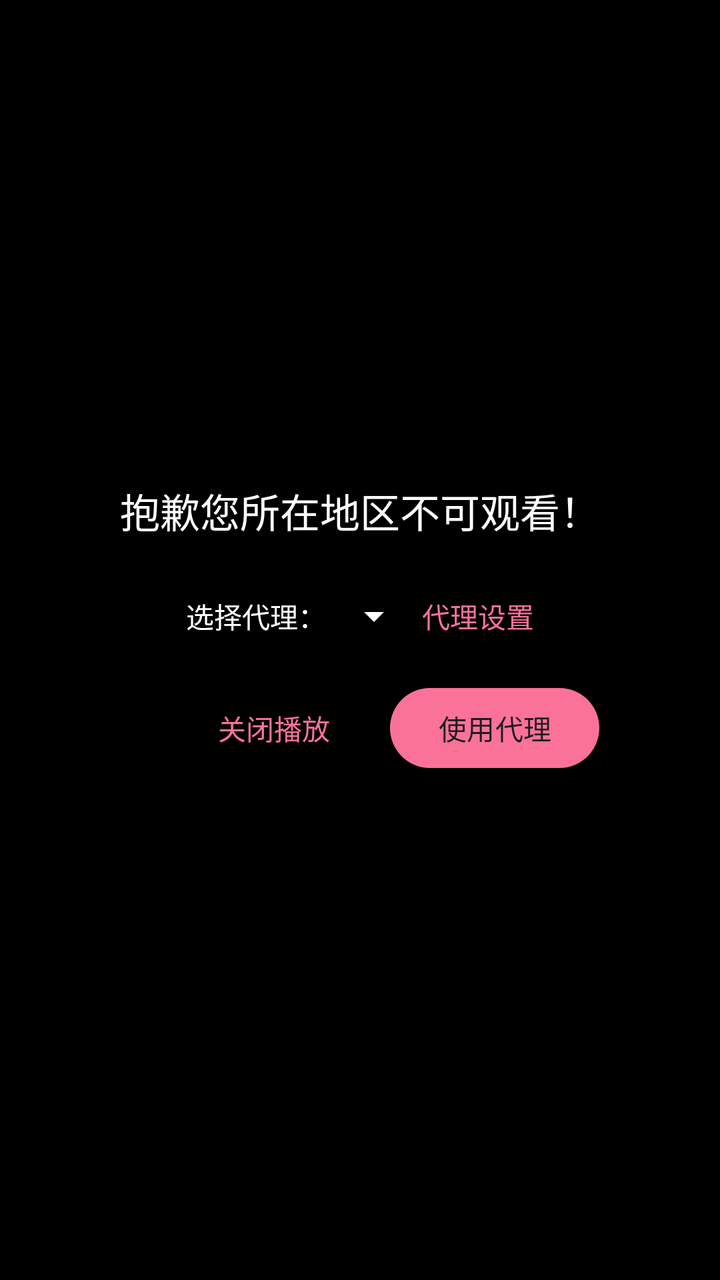
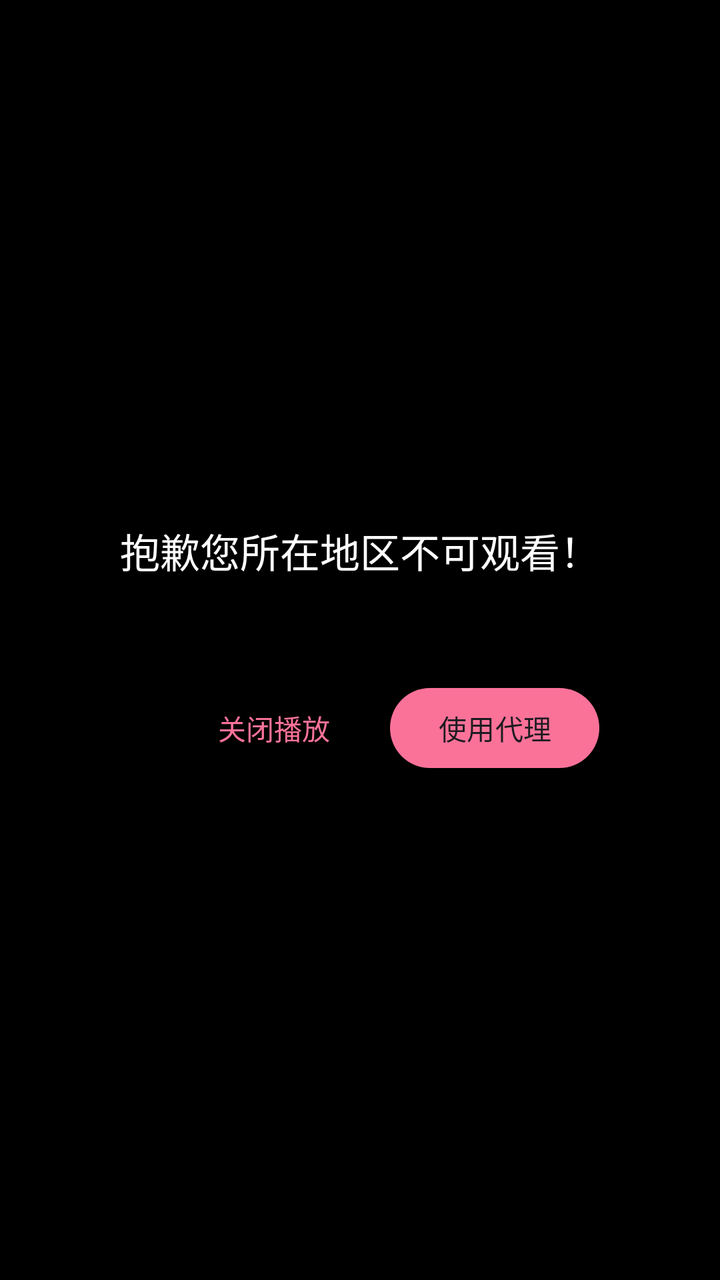

The first picture is an Android layout as it rendered before a commit; the second is the same layout after the commit. The layout source and the unified diff follow.
<!-- AndroidManifest.xml: application theme Theme.Bilimiao -->
<!-- res/layout/include_area_limit_box.xml -->
<?xml version="1.0" encoding="utf-8"?>
<RelativeLayout xmlns:android="http://schemas.android.com/apk/res/android"
    android:layout_width="match_parent"
    android:layout_height="match_parent"
    android:background="@color/black"
    android:id="@+id/area_limit_layout">

    <View
        android:layout_width="30dp"
        android:layout_height="0dp"
        android:id="@+id/center"
        android:layout_centerInParent="true"/>

    <TextView
        android:id="@+id/area_limit_text"
        android:layout_width="match_parent"
        android:layout_height="wrap_content"
        android:gravity="center"
        android:text="抱歉您所在地区不可观看！"
        android:textColor="@color/white"
        android:textSize="20sp"
        android:layout_above="@id/center"
        android:layout_marginBottom="50dp"/>

    <LinearLayout
        android:id="@+id/proxy_layout"
        android:layout_width="wrap_content"
        android:layout_height="wrap_content"
        android:layout_above="@id/center"
        android:layout_centerInParent="true"
        android:gravity="center"
        android:orientation="horizontal">

        <TextView
            android:layout_width="wrap_content"
            android:layout_height="wrap_content"
            android:gravity="center"
            android:text="选择代理："
            android:textColor="@color/white" />

        <Spinner
            android:id="@+id/proxy_spinner"
            android:layout_width="wrap_content"
            android:layout_height="wrap_content"
            android:backgroundTint="@color/white"
            />

        <TextView
            android:id="@+id/proxy_set_btn"
            android:layout_width="wrap_content"
            android:layout_height="match_parent"
            android:gravity="center"
            android:textColor="?colorAccent"
            android:text="代理设置"
            android:background="?selectableItemBackgroundBorderless"/>

    </LinearLayout>

    <Button
        android:id="@+id/area_limit_ok_btn"
        android:layout_width="wrap_content"
        android:layout_height="wrap_content"
        android:layout_below="@id/center"
        android:layout_toEndOf="@id/center"
        android:layout_marginTop="20dp"
        android:textColor="?colorOnSurface"
        android:text="使用代理"/>

    <TextView
        android:id="@+id/area_limit_close_btn"
        android:layout_width="wrap_content"
        android:layout_height="wrap_content"
        android:layout_alignTop="@id/area_limit_ok_btn"
        android:layout_alignBottom="@id/area_limit_ok_btn"
        android:layout_toStartOf="@id/center"
        android:textColor="?colorAccent"
        android:text="关闭播放"
        android:gravity="center"
        android:background="?selectableItemBackgroundBorderless"/>

</RelativeLayout>
<!-- resources referenced by this layout -->
<resources>
  <color name="black">#FF000000</color>
  <color name="white">#FFFFFFFF</color>
  <style name="Theme.Bilimiao" parent="Theme.Material3.DayNight.NoActionBar">
          <item name="themeName">@string/app_name</item>
          <item name="isLightTheme">@bool/light_theme</item>
          
          <item name="colorPrimary">@color/theme_color_primary</item>
          <item name="colorPrimaryVariant">@color/theme_color_primary_dark</item>
          <item name="colorOnPrimary">@color/theme_color_primary_trans</item>
          
          <item name="colorSecondary">@color/theme_color_secondary</item>
          <item name="colorSecondaryVariant">@color/theme_color_secondary</item>
          <item name="colorSecondaryContainer">@color/m3_secondary_container_color</item>
          <item name="colorOnSecondary">@color/black</item>
          
          <item name="android:statusBarColor" tools:targetApi="m">@android:color/transparent</item>
          <item name="android:windowLightStatusBar" tools:targetApi="m">true</item>
          
          <item name="windowActionBar">false</item>
          <item name="windowNoTitle">true</item>
          <item name="android:windowTranslucentStatus">true</item>
          <item name="android:windowTranslucentNavigation">true</item>
  
          <item name="blockBackground">@color/blockBackgroundColor</item>
          <item name="foregroundColor">@color/foregroundColor</item>
          <item name="lineColor">@color/lineColor</item>
          <item name="defaultBackgroundColor">@color/windowBackgroundColor</item>
  
          <item name="android:windowBackground">@drawable/splash_default</item>
  
          <item name="navigationViewStyle">@style/Widget.Bilimaio.Material3.NavigationView</item>
      </style>
  <string name="app_name">bilimiao</string>
  <color name="theme_color_primary">#fb7299</color>
  <color name="theme_color_primary_dark">#b85671</color>
  <color name="theme_color_primary_trans">#99f0486c</color>
  <color name="theme_color_secondary">#fb7299</color>
  <color name="blockBackgroundColor">#ffffff</color>
  <color name="foregroundColor">#000000</color>
  <color name="lineColor">#e6e6e6</color>
  <color name="windowBackgroundColor">#f2f2f2</color>
  <!-- drawable splash_default (drawable) -->
  <?xml version="1.0" encoding="utf-8"?>
  <layer-list xmlns:android="http://schemas.android.com/apk/res/android">
      <item android:drawable="@android:color/white"/>
  
      <item
          android:width="249dp"
          android:height="200dp"
          android:gravity="center">
          <bitmap
              android:src="@drawable/ic_splash_default"/>
      </item>
  
  </layer-list>
  <style name="Widget.Bilimaio.Material3.NavigationView" parent="Widget.Material3.NavigationView">
          <item name="itemHorizontalPadding">@dimen/navigation_item_horizontal_padding_material3</item>
          <item name="itemSubtitleTextAppearance">?textAppearanceBodyMedium</item>
          <item name="itemSubtitleTextColor">@color/navigation_item_subtitle_text_color_material3</item>
          <item name="itemSubtitleTextSize">10sp</item>
          <item name="itemIconPadding">@dimen/navigation_item_icon_padding_material3</item>
          <item name="dividerVerticalPadding">@dimen/design_navigation_separator_vertical_padding</item>
      </style>
  <!-- drawable ic_splash_default: png bitmap (drawable, 114831 bytes) -->
  <dimen name="navigation_item_horizontal_padding_material3">@dimen/m3_navigation_item_horizontal_padding</dimen>
  <dimen name="navigation_item_icon_padding_material3">@dimen/m3_navigation_item_icon_padding</dimen>
</resources>

<!-- the commit's change to res/layout/include_area_limit_box.xml (unified diff, before → after) -->
@@ -20,41 +20,8 @@
         android:textColor="@color/white"
         android:textSize="20sp"
         android:layout_above="@id/center"
-        android:layout_marginBottom="50dp"/>
+        android:layout_marginBottom="30dp"/>
 
-    <LinearLayout
-        android:id="@+id/proxy_layout"
-        android:layout_width="wrap_content"
-        android:layout_height="wrap_content"
-        android:layout_above="@id/center"
-        android:layout_centerInParent="true"
-        android:gravity="center"
-        android:orientation="horizontal">
-
-        <TextView
-            android:layout_width="wrap_content"
-            android:layout_height="wrap_content"
-            android:gravity="center"
-            android:text="选择代理："
-            android:textColor="@color/white" />
-
-        <Spinner
-            android:id="@+id/proxy_spinner"
-            android:layout_width="wrap_content"
-            android:layout_height="wrap_content"
-            android:backgroundTint="@color/white"
-            />
-
-        <TextView
-            android:id="@+id/proxy_set_btn"
-            android:layout_width="wrap_content"
-            android:layout_height="match_parent"
-            android:gravity="center"
-            android:textColor="?colorAccent"
-            android:text="代理设置"
-            android:background="?selectableItemBackgroundBorderless"/>
-
-    </LinearLayout>
 
     <Button
         android:id="@+id/area_limit_ok_btn"
